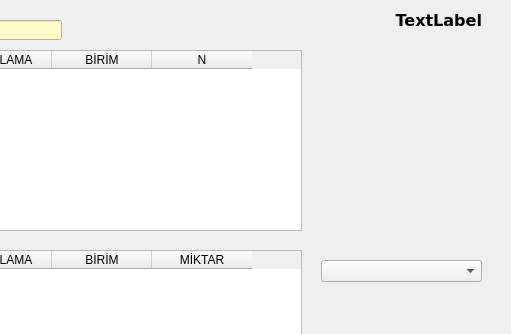
Above: recete2.ui from nerdogan/nenra before the change; both pictures show x 149 to 660 and y 0 to 334 of the 660 by 701 pixel window. Below: the same form after it.
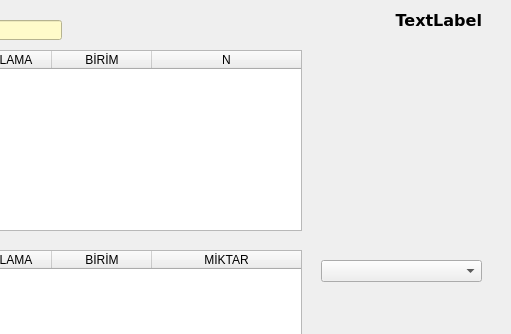
That is the form after the change. Icons and pictures are not drawn.

The edit to the form file:
```diff
--- a/recete2.ui
+++ b/recete2.ui
@@ -48,6 +48,9 @@
    <property name="styleSheet">
     <string notr="true">;</string>
    </property>
+   <attribute name="horizontalHeaderStretchLastSection">
+    <bool>true</bool>
+   </attribute>
    <column>
     <property name="text">
      <string>KOD</string>
@@ -84,6 +87,12 @@
      <verstretch>0</verstretch>
     </sizepolicy>
    </property>
+   <attribute name="horizontalHeaderStretchLastSection">
+    <bool>true</bool>
+   </attribute>
+   <attribute name="verticalHeaderStretchLastSection">
+    <bool>false</bool>
+   </attribute>
    <column>
     <property name="text">
      <string>KOD</string>
```
